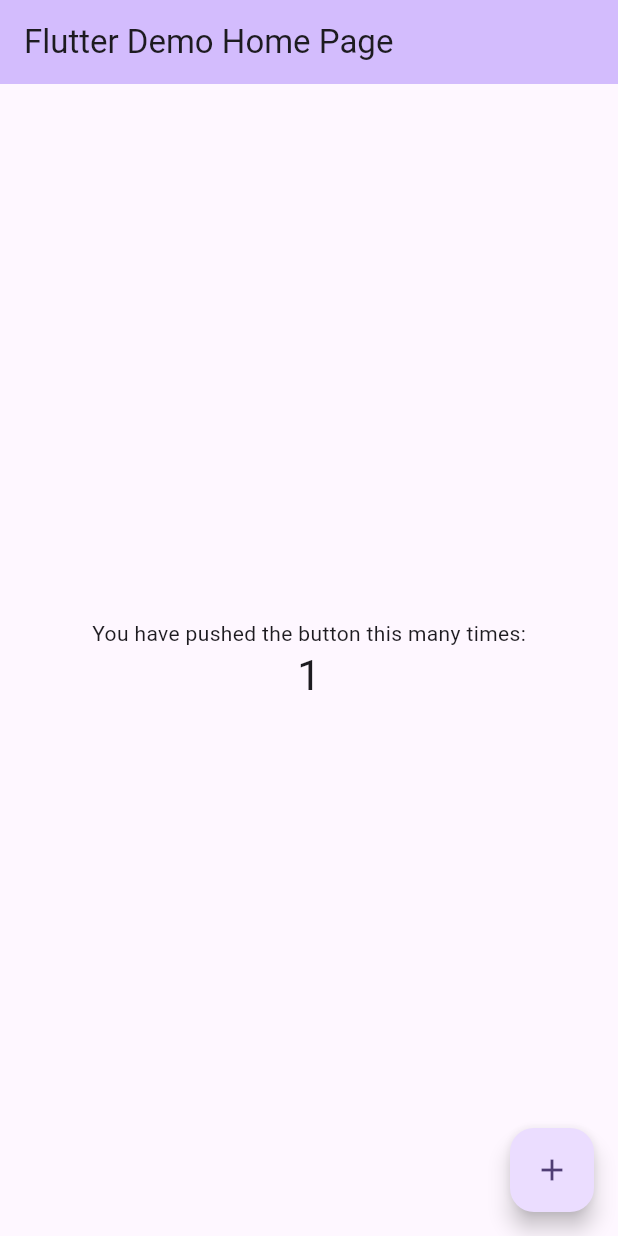
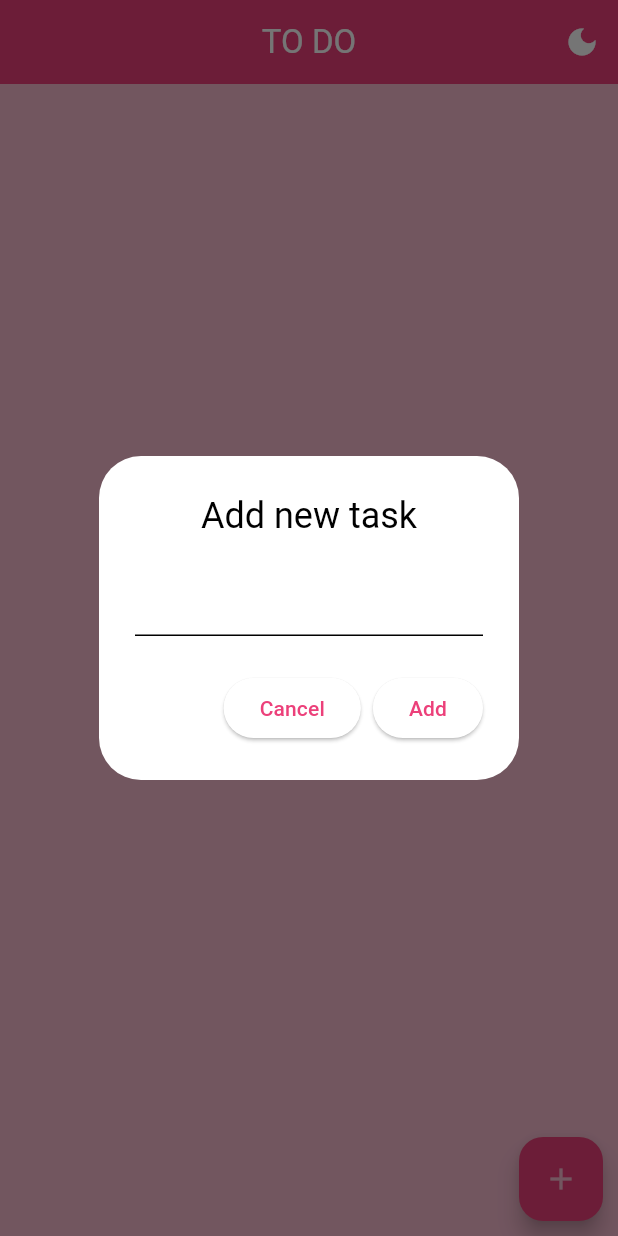
Before and after one commit to meriem-feriel-tahari/todo_app_cubit, a Flutter app: the screen it shows after launch, after a tap on the "add" icon, on a phone screen of 412 x 824 dp. Run offline on Flutter 3.47's test engine with Material 3 defaults, Android fonts, the phone set to English and light mode, and no system bars; our stand-ins replace flutter_bloc.

Commit message:
done with ui

```diff
--- /dev/null
+++ b/lib/Cubit/themecubit.dart
@@ -0,0 +1,8 @@
+import 'package:flutter_bloc/flutter_bloc.dart';
+
+class Themecubit  extends Cubit<bool>{
+  Themecubit():super(false);
+  void toggle(){
+    emit(!state);
+  }
+}
--- /dev/null
+++ b/lib/Cubit/todo_cubit.dart
@@ -0,0 +1,14 @@
+import 'package:flutter_bloc/flutter_bloc.dart';
+
+class TodoCubit extends Cubit<List<String>> {
+  TodoCubit() : super([]);
+  void add(String task) {
+    var newlist = List<String>.from(state)..add(task);
+    emit(newlist);
+  }
+
+  void delet(int index) {
+    var newlist = List<String>.from(state)..removeAt(index);
+    emit(newlist);
+  }
+}
--- a/lib/main.dart
+++ b/lib/main.dart
@@ -1,122 +1,74 @@
 import 'package:flutter/material.dart';
+import 'package:flutter_bloc/flutter_bloc.dart';
+import 'package:todo_app_cubit/Cubit/themecubit.dart';
+import 'package:todo_app_cubit/Cubit/todo_cubit.dart';
+import 'package:todo_app_cubit/todolist.dart';
 
 void main() {
-  runApp(const MyApp());
+  runApp(
+    MultiBlocProvider(
+      providers: [
+        BlocProvider(create: (context) => Themecubit()),
+        BlocProvider(create: (context) => TodoCubit()),
+      ],
+      child: const MyApp(),
+    ),
+  );
 }
 
 class MyApp extends StatelessWidget {
   const MyApp({super.key});
 
-  // This widget is the root of your application.
   @override
   Widget build(BuildContext context) {
-    return MaterialApp(
-      title: 'Flutter Demo',
-      theme: ThemeData(
-        // This is the theme of your application.
-        //
-        // TRY THIS: Try running your application with "flutter run". You'll see
-        // the application has a purple toolbar. Then, without quitting the app,
-        // try changing the seedColor in the colorScheme below to Colors.green
-        // and then invoke "hot reload" (save your changes or press the "hot
-        // reload" button in a Flutter-supported IDE, or press "r" if you used
-        // the command line to start the app).
-        //
-        // Notice that the counter didn't reset back to zero; the application
-        // state is not lost during the reload. To reset the state, use hot
-        // restart instead.
-        //
-        // This works for code too, not just values: Most code changes can be
-        // tested with just a hot reload.
-        colorScheme: ColorScheme.fromSeed(seedColor: Colors.deepPurple),
-      ),
-      home: const MyHomePage(title: 'Flutter Demo Home Page'),
+    return BlocBuilder<Themecubit, bool>(
+      builder: (context, state) {
+        return MaterialApp(
+          debugShowCheckedModeBanner: false,
+          theme: ThemeData(
+            // brightness: Brightness.light,
+            colorScheme: ColorScheme.light(
+              primary: Colors.pink.shade400,
+              secondary: Colors.pink.shade300,
+              onPrimary: Colors.pink.shade100,
+            ),
+            useMaterial3: true,
+          ),
+          darkTheme: ThemeData(
+            brightness: Brightness.dark,
+            colorScheme: ColorScheme.dark(
+              primary: Colors.pink.shade700,
+              secondary: Colors.pink.shade600,
+              onPrimary: Colors.pink.shade200,
+            ),
+            useMaterial3: true,
+          ),
+          themeMode: state ? ThemeMode.dark : ThemeMode.light,
+          home: Myhomepage(),
+        );
+      },
     );
   }
 }
 
-class MyHomePage extends StatefulWidget {
-  const MyHomePage({super.key, required this.title});
-
-  // This widget is the home page of your application. It is stateful, meaning
-  // that it has a State object (defined below) that contains fields that affect
-  // how it looks.
-
-  // This class is the configuration for the state. It holds the values (in this
-  // case the title) provided by the parent (in this case the App widget) and
-  // used by the build method of the State. Fields in a Widget subclass are
-  // always marked "final".
-
-  final String title;
-
-  @override
-  State<MyHomePage> createState() => _MyHomePageState();
-}
-
-class _MyHomePageState extends State<MyHomePage> {
-  int _counter = 0;
-
-  void _incrementCounter() {
-    setState(() {
-      // This call to setState tells the Flutter framework that something has
-      // changed in this State, which causes it to rerun the build method below
-      // so that the display can reflect the updated values. If we changed
-      // _counter without calling setState(), then the build method would not be
-      // called again, and so nothing would appear to happen.
-      _counter++;
-    });
-  }
-
-  @override
+class Myhomepage extends StatelessWidget {
   Widget build(BuildContext context) {
-    // This method is rerun every time setState is called, for instance as done
-    // by the _incrementCounter method above.
-    //
-    // The Flutter framework has been optimized to make rerunning build methods
-    // fast, so that you can just rebuild anything that needs updating rather
-    // than having to individually change instances of widgets.
     return Scaffold(
+      backgroundColor: Theme.of(context).colorScheme.onPrimary,
       appBar: AppBar(
-        // TRY THIS: Try changing the color here to a specific color (to
-        // Colors.amber, perhaps?) and trigger a hot reload to see the AppBar
-        // change color while the other colors stay the same.
-        backgroundColor: Theme.of(context).colorScheme.inversePrimary,
-        // Here we take the value from the MyHomePage object that was created by
-        // the App.build method, and use it to set our appbar title.
-        title: Text(widget.title),
+        backgroundColor: Theme.of(context).colorScheme.primary,
+        title: Text("TO DO", style: TextStyle(color: Colors.white)),
+        centerTitle: true,
+        actions: [
+          IconButton(
+            onPressed: () {
+              context.read<Themecubit>().toggle();
+            },
+            icon: Icon(Icons.dark_mode, color: Colors.white),
+          ),
+        ],
       ),
-      body: Center(
-        // Center is a layout widget. It takes a single child and positions it
-        // in the middle of the parent.
-        child: Column(
-          // Column is also a layout widget. It takes a list of children and
-          // arranges them vertically. By default, it sizes itself to fit its
-          // children horizontally, and tries to be as tall as its parent.
-          //
-          // Column has various properties to control how it sizes itself and
-          // how it positions its children. Here we use mainAxisAlignment to
-          // center the children vertically; the main axis here is the vertical
-          // axis because Columns are vertical (the cross axis would be
-          // horizontal).
-          //
-          // TRY THIS: Invoke "debug painting" (choose the "Toggle Debug Paint"
-          // action in the IDE, or press "p" in the console), to see the
-          // wireframe for each widget.
-          mainAxisAlignment: MainAxisAlignment.center,
-          children: <Widget>[
-            const Text('You have pushed the button this many times:'),
-            Text(
-              '$_counter',
-              style: Theme.of(context).textTheme.headlineMedium,
-            ),
-          ],
-        ),
-      ),
-      floatingActionButton: FloatingActionButton(
-        onPressed: _incrementCounter,
-        tooltip: 'Increment',
-        child: const Icon(Icons.add),
-      ), // This trailing comma makes auto-formatting nicer for build methods.
+      body: Todolist(),
     );
   }
 }
--- /dev/null
+++ b/lib/todolist.dart
@@ -0,0 +1,81 @@
+import 'package:flutter/material.dart';
+import 'package:flutter_bloc/flutter_bloc.dart';
+import 'package:todo_app_cubit/Cubit/todo_cubit.dart';
+
+class Todolist extends StatelessWidget {
+  const Todolist({super.key});
+
+  @override
+  Widget build(BuildContext context) {
+    return BlocBuilder<TodoCubit, List<String>>(
+      builder: (context, state) {
+        return Column(
+          children: [
+            Expanded(
+              child: ListView.builder(
+                itemCount: state.length,
+                itemBuilder: (context, index) {
+                  return Container(
+                    padding: EdgeInsets.symmetric(horizontal: 10, vertical: 20),
+                    height: 60,
+                    margin: EdgeInsets.all(10),
+                    decoration: BoxDecoration(
+                      borderRadius: BorderRadius.circular(10),
+                      color: Theme.of(context).colorScheme.secondary,
+                    ),
+                    child: Text("${state[index]}"),
+                  );
+                },
+              ),
+            ),
+            Row(
+              mainAxisAlignment: MainAxisAlignment.end,
+              children: [
+                FloatingActionButton(
+                  onPressed: () {
+                    addtask(context);
+                  },
+
+                  // backgroundColor: Theme.of(context).colorScheme.primary,
+                  child: Icon(Icons.add),
+                ),
+                SizedBox(width: 10),
+              ],
+            ),
+            SizedBox(height: 10),
+          ],
+        );
+      },
+    );
+  }
+
+  void addtask(BuildContext context) {
+    TextEditingController task = TextEditingController();
+    showDialog(
+      context: context,
+      builder:
+          (context) => AlertDialog(
+            title: Text("Add new task", textAlign: TextAlign.center),
+            actions: [
+              ElevatedButton(
+                onPressed: () {
+                  Navigator.of(context).pop();
+                },
+                child: Text("Cancel"),
+              ),
+              ElevatedButton(
+                onPressed: () {
+                  final tk = task.text.trim();
+                  if (tk.isNotEmpty) {
+                    context.read<TodoCubit>().add(tk);
+                    Navigator.of(context).pop();
+                  }
+                },
+                child: Text("Add"),
+              ),
+            ],
+            content: TextField(controller: task),
+          ),
+    );
+  }
+}
--- a/pubspec.yaml
+++ b/pubspec.yaml
@@ -34,6 +34,7 @@ dependencies:
   # The following adds the Cupertino Icons font to your application.
   # Use with the CupertinoIcons class for iOS style icons.
   cupertino_icons: ^1.0.8
+  flutter_bloc: ^9.1.1
 
 dev_dependencies:
   flutter_test:
```
Also changed, not shown: pubspec.lock.
